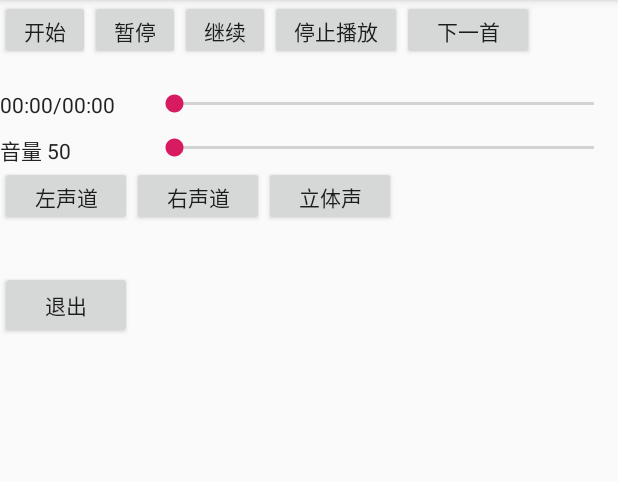
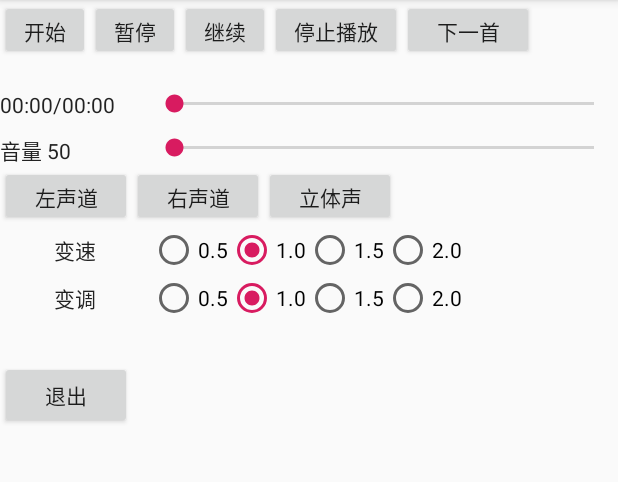
Before and after one commit to kfrepo/FFmusic, an Android app: the screen it shows after launch (MainActivity), on a phone screen of 412 x 824 dp, the part 84-566 px from its top. Run offline under Robolectric (Android 15) with nearby library versions, the phone set to English and light mode, and no system bars; 9 statements that could not run were skipped.

Commit message:
变速变调

```diff
--- a/app/src/main/java/com/wguet/ffmusic/MainActivity.java
+++ b/app/src/main/java/com/wguet/ffmusic/MainActivity.java
@@ -7,6 +7,8 @@ import android.support.v7.app.AppCompatActivity;
 
 import android.view.View;
 import android.widget.Button;
+import android.widget.RadioButton;
+import android.widget.RadioGroup;
 import android.widget.SeekBar;
 import android.widget.TextView;
 import android.widget.Toast;
@@ -50,6 +52,8 @@ public class MainActivity extends AppCompatActivity {
     private SeekBar volumeSeek;
 
     private Button leftBt, rightBt, stereoBt;
+
+    private RadioGroup speedRadioGroup, pitchRadioGroup;
 
     /**
      * 是否正在滑动进度条
@@ -119,6 +123,9 @@ public class MainActivity extends AppCompatActivity {
         leftBt = findViewById(R.id.sound_channel_left_bt);
         rightBt = findViewById(R.id.sound_channel_right_bt);
         stereoBt = findViewById(R.id.sound_channel_stereo_bt);
+
+        speedRadioGroup = findViewById(R.id.sound_speed_rg);
+        pitchRadioGroup = findViewById(R.id.sound_pitch_rg);
 
         //开始
         btStartPlay.setOnClickListener(new View.OnClickListener() {
@@ -219,6 +226,22 @@ public class MainActivity extends AppCompatActivity {
             @Override
             public void onClick(View v) {
                 ffPlayer.setMute(2);
+            }
+        });
+
+        speedRadioGroup.setOnCheckedChangeListener(new RadioGroup.OnCheckedChangeListener() {
+            @Override
+            public void onCheckedChanged(RadioGroup group, int checkedId) {
+                RadioButton radioButton = findViewById(checkedId);
+                ffPlayer.setSpeed(Float.parseFloat(radioButton.getText().toString()));
+            }
+        });
+
+        pitchRadioGroup.setOnCheckedChangeListener(new RadioGroup.OnCheckedChangeListener() {
+            @Override
+            public void onCheckedChanged(RadioGroup group, int checkedId) {
+                RadioButton radioButton = findViewById(checkedId);
+                ffPlayer.setPitch(Float.parseFloat(radioButton.getText().toString()));
             }
         });
     }
--- a/app/src/main/res/layout/activity_main.xml
+++ b/app/src/main/res/layout/activity_main.xml
@@ -114,12 +114,105 @@
 
     </LinearLayout>
 
+    <LinearLayout
+        android:id="@+id/sound_speed_ll"
+        android:layout_width="wrap_content"
+        android:layout_height="wrap_content"
+        android:layout_below="@+id/sound_channel_ll"
+        android:orientation="horizontal">
+
+        <TextView
+            android:layout_width="100dp"
+            android:layout_height="wrap_content"
+            android:text="变速"
+            android:layout_gravity="center"
+            android:gravity="center_horizontal"
+            android:textColor="#222222" />
+
+        <RadioGroup
+            android:id="@+id/sound_speed_rg"
+            android:layout_width="wrap_content"
+            android:layout_height="wrap_content"
+            android:orientation="horizontal">
+
+            <RadioButton
+                android:id="@+id/sound_speed_1_rb"
+                android:layout_width="wrap_content"
+                android:layout_height="wrap_content"
+                android:text="0.5" />
+
+            <RadioButton
+                android:id="@+id/sound_speed_2_rb"
+                android:layout_width="wrap_content"
+                android:layout_height="wrap_content"
+                android:text="1.0"
+                android:checked="true" />
+
+            <RadioButton
+                android:id="@+id/sound_speed_3_rb"
+                android:layout_width="wrap_content"
+                android:layout_height="wrap_content"
+                android:text="1.5"/>
+            <RadioButton
+                android:id="@+id/sound_speed_4_rb"
+                android:layout_width="wrap_content"
+                android:layout_height="wrap_content"
+                android:text="2.0"/>
+        </RadioGroup>
+    </LinearLayout>
+
+    <LinearLayout
+        android:id="@+id/sound_pitch_ll"
+        android:layout_width="wrap_content"
+        android:layout_height="wrap_content"
+        android:layout_below="@+id/sound_speed_ll"
+        android:orientation="horizontal">
+
+        <TextView
+            android:layout_width="100dp"
+            android:layout_height="wrap_content"
+            android:text="变调"
+            android:layout_gravity="center"
+            android:gravity="center_horizontal"
+            android:textColor="#222222" />
+
+        <RadioGroup
+            android:id="@+id/sound_pitch_rg"
+            android:layout_width="wrap_content"
+            android:layout_height="wrap_content"
+            android:orientation="horizontal">
+
+            <RadioButton
+                android:id="@+id/sound_pitch_1_rb"
+                android:layout_width="wrap_content"
+                android:layout_height="wrap_content"
+                android:text="0.5" />
+
+            <RadioButton
+                android:id="@+id/sound_pitch_2_rb"
+                android:layout_width="wrap_content"
+                android:layout_height="wrap_content"
+                android:text="1.0"
+                android:checked="true" />
+
+            <RadioButton
+                android:id="@+id/sound_pitch_3_rb"
+                android:layout_width="wrap_content"
+                android:layout_height="wrap_content"
+                android:text="1.5"/>
+            <RadioButton
+                android:id="@+id/sound_pitch_4_rb"
+                android:layout_width="wrap_content"
+                android:layout_height="wrap_content"
+                android:text="2.0"/>
+        </RadioGroup>
+    </LinearLayout>
 
     <Button
         android:id="@+id/bt_finish"
         android:layout_width="wrap_content"
         android:layout_height="45dp"
-        android:layout_marginTop="30dp"
+        android:layout_marginTop="90dp"
         android:text="退出"
         android:layout_below="@+id/sound_channel_ll"/>
 
--- a/myplayer/src/main/java/com/wguet/myplayer/player/FFPlayer.java
+++ b/myplayer/src/main/java/com/wguet/myplayer/player/FFPlayer.java
@@ -93,6 +93,8 @@ public class FFPlayer {
         new Thread(new Runnable() {
             @Override
             public void run() {
+                setPitch(pitch);
+                setSpeed(speed);
                 jniStart();
             }
         }).start();
@@ -148,6 +150,22 @@ public class FFPlayer {
      */
     public void setMute(int mute) {
         jniSetMute(mute);
+    }
+
+    private static float speed = 1.0f;
+    private static float pitch = 1.0f;
+    /**
+     * 变调
+     * @param p
+     */
+    public void setPitch(float p) {
+        pitch = p;
+        jniSetPitch(pitch);
+    }
+
+    public void setSpeed(float s) {
+        speed = s;
+        jniSetSpeed(speed);
     }
 
     /**
@@ -210,4 +228,7 @@ public class FFPlayer {
     private native int jniDuration();
     private native void jniSetVolume(int percent);
     private native void jniSetMute(int mute);
+
+    private native void jniSetPitch(float pitch);
+    private native void jniSetSpeed(float speed);
 }
```
Also changed, not shown: 6 other files.
